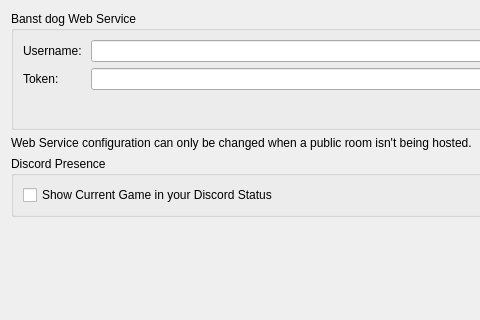
The window that src/yuzu/configuration/configure_web.ui (Banstowi/-glantine--emu-Switch2) describes before a commit, drawn with Qt 5; both pictures show x 0 to 480 and y 0 to 320 of the 926 by 561 pixel window.
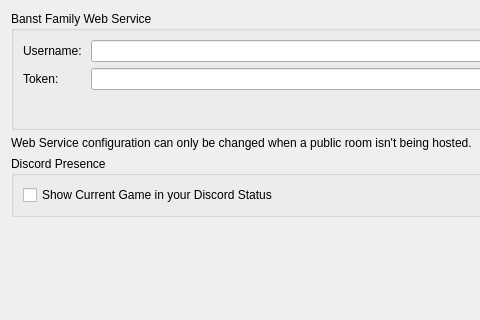
The same window after the commit.

Commit message:
Rename to Banst Family and default the interface to French
Every displayed name (window title, menus, dialogs, translations, Discord status, Linux desktop
entry, macOS bundle and disk image, release titles) now reads Banst Family. The interface
language setting defaults to French ("fr") instead of following the system language; it can
still be changed in the configuration. The banstdog executable, data directory and artifact
names are unchanged.

Claude-Session: https://claude.ai/code/session_01MsSmfafnsutrNsLC2WvgSz

```diff
--- a/src/yuzu/configuration/configure_web.ui
+++ b/src/yuzu/configuration/configure_web.ui
@@ -22,7 +22,7 @@
      <item>
       <widget class="QGroupBox" name="groupBoxWebConfig">
        <property name="title">
-        <string>Banst dog Web Service</string>
+        <string>Banst Family Web Service</string>
        </property>
        <layout class="QVBoxLayout" name="verticalLayoutYuzuWebService">
         <item>
```
The commit also changes 54 other files.
